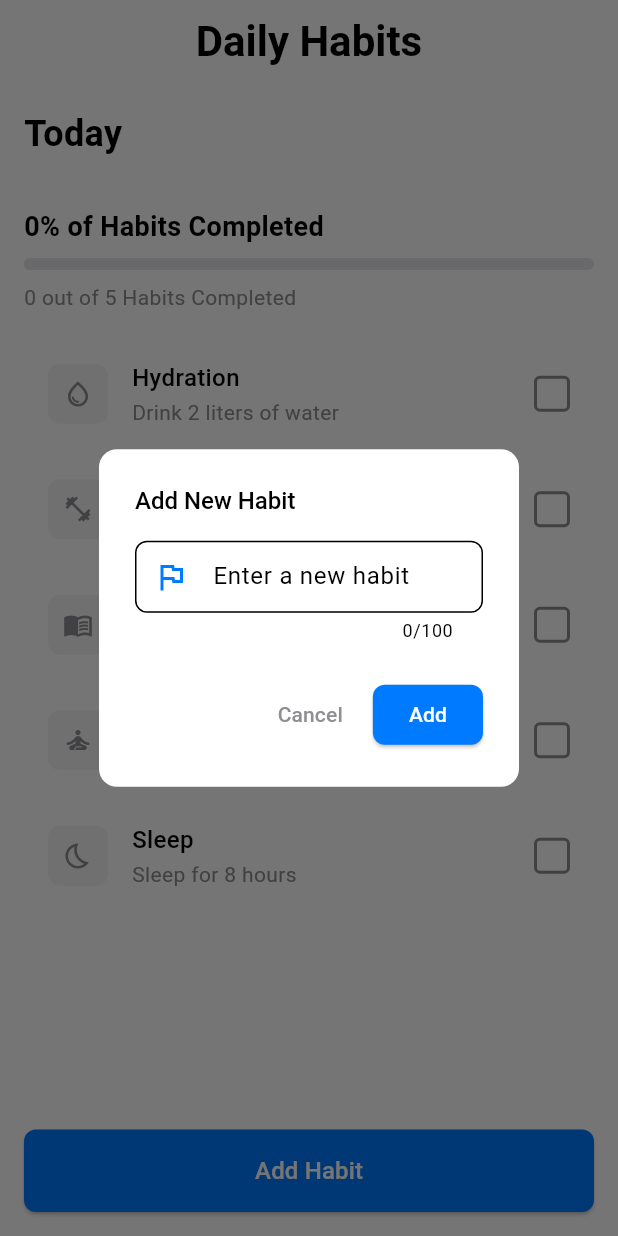
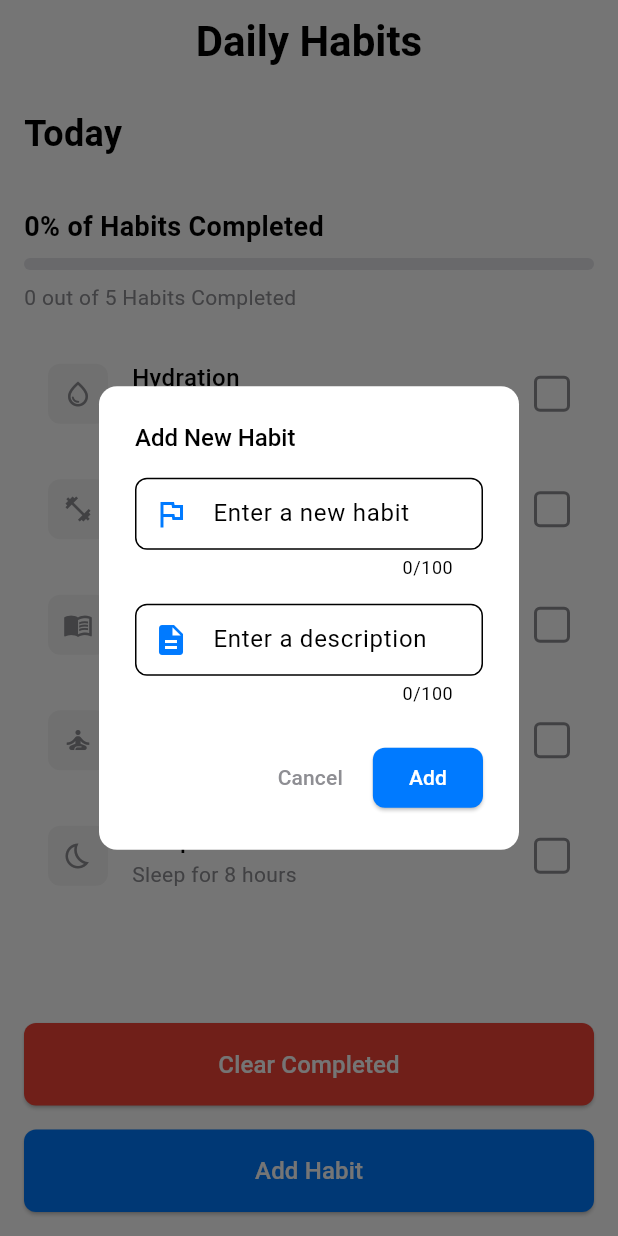
Before and after one commit to spicydino/habbit_trackker_ChangeNetwork, a Flutter app: the screen it shows after launch, after a tap on "Add Habit", on a phone screen of 412 x 824 dp. Run offline on Flutter 3.47's test engine with Material 3 defaults, Android fonts, the phone set to English and light mode, and no system bars.

Commit message:
Add description field to habit and clear completed habits functionality

```diff
--- a/lib/Widgets/add_habbit.dart
+++ b/lib/Widgets/add_habbit.dart
@@ -11,12 +11,14 @@ class AddHabitDialog extends StatefulWidget {
 
 class _AddHabitDialogState extends State<AddHabitDialog> {
   final TextEditingController _textController = TextEditingController();
+  final TextEditingController _textController2 = TextEditingController();
   final GlobalKey<FormState> _formKey = GlobalKey<FormState>();
   bool _isLoading = false;
 
   @override
   void dispose() {
     _textController.dispose();
+    _textController2.dispose();
     super.dispose();
   }
 
@@ -58,6 +60,39 @@ class _AddHabitDialogState extends State<AddHabitDialog> {
                   color: AppConstants.primaryColor,
                 ),
                 counterText: '${_textController.text.length}/${AppConstants.maxHabitLength}',
+              ),
+              maxLength: AppConstants.maxHabitLength,
+              textCapitalization: TextCapitalization.sentences,
+              validator: _validateHabit,
+              onChanged: (value) {
+                setState(() {});
+              },
+              onFieldSubmitted: (_) => _submitHabit(),
+            ),
+            const SizedBox(height: 16),
+            TextFormField(
+              controller: _textController2,
+              decoration: InputDecoration(
+                hintText: "Enter a description",
+                border: OutlineInputBorder(
+                  borderRadius: BorderRadius.circular(
+                    AppConstants.buttonBorderRadius,
+                  ),
+                ),
+                focusedBorder: OutlineInputBorder(
+                  borderRadius: BorderRadius.circular(
+                    AppConstants.buttonBorderRadius,
+                  ),
+                  borderSide: const BorderSide(
+                    color: AppConstants.primaryColor,
+                    width: 2,
+                  ),
+                ),
+                prefixIcon: const Icon(
+                  Icons.description,
+                  color: AppConstants.primaryColor,
+                ),
+                counterText: '${_textController2.text.length}/${AppConstants.maxHabitLength}',
               ),
               maxLength: AppConstants.maxHabitLength,
               textCapitalization: TextCapitalization.sentences,
@@ -124,9 +159,12 @@ class _AddHabitDialogState extends State<AddHabitDialog> {
       await Future.delayed(const Duration(milliseconds: 300));
 
       final habitTitle = _textController.text.trim();
+      final habitDescription = _textController2.text.trim();
+
+      final habit = "$habitTitle $habitDescription";
 
       if (mounted) {
-        Navigator.of(context).pop(habitTitle);
+        Navigator.of(context).pop(habit);
       }
     }
   }
--- a/lib/models/habbit.dart
+++ b/lib/models/habbit.dart
@@ -1,6 +1,4 @@
 // ignore_for_file: public_member_api_docs, sort_constructors_first
-import 'dart:convert';
-
 import 'package:flutter/material.dart';
 
 class Habit {
@@ -67,10 +65,6 @@ class Habit {
     );
   }
 
-  // String toJson() => json.encode(toMap());
-
-  // factory Habit.fromJson(String source) => Habit.fromMap(json.decode(source) as Map<String, dynamic>);
-
   @override
   String toString() {
     return 'Habit(id: $id, title: $title, subtitle: $subtitle, icon: $icon, isCompleted: $isCompleted, createdAt: $createdAt)';
--- a/lib/screens/habit_tracker_screen.dart
+++ b/lib/screens/habit_tracker_screen.dart
@@ -40,16 +40,22 @@ class _HabitTrackerState extends State<HabitTracker> {
     });
   }
 
-  void _addHabit(String title) {
+  void _addHabit(String title, String subtitle) {
     setState(() {
       _habits.add(Habit(
         id: DateTime.now().millisecondsSinceEpoch.toString(),
         title: title,
-        subtitle: 'Custom habit',
+        subtitle: subtitle,
         icon: Icons.flag_outlined,
         isCompleted: false,
         createdAt: DateTime.now(),
       ));
+    });
+  }
+
+  void _clearCompletedHabits() {
+    setState(() {
+      _habits.removeWhere((habit) => habit.isCompleted);
     });
   }
 
@@ -60,7 +66,11 @@ class _HabitTrackerState extends State<HabitTracker> {
     );
 
     if (result != null && result.isNotEmpty) {
-      _addHabit(result);
+      final parts = result.split(' ');
+      final title = parts.isNotEmpty ? parts[0] : '';
+      final subtitle = parts.length > 1 ? parts.sublist(1).join(' ') : '';
+
+      _addHabit(title, subtitle);
     }
   }
 
@@ -167,42 +177,28 @@ class _HabitTrackerState extends State<HabitTracker> {
                     padding: const EdgeInsets.all(16),
                     child: Column(
                       children: [
-                        // Container(
-                        //   padding: const EdgeInsets.symmetric(horizontal: 16, vertical: 12),
-                        //   decoration: BoxDecoration(
-                        //     color: AppConstants.backgroundColor,
-                        //     borderRadius: BorderRadius.circular(8),
-                        //   ),
-                        //   child: Row(
-                        //     children: [
-                        //       const Text(
-                        //         'What',
-                        //         style: TextStyle(
-                        //           fontSize: 16,
-                        //           color: AppConstants.textSecondary,
-                        //         ),
-                        //       ),
-                        //       const SizedBox(width: 8),
-                        //       Expanded(
-                        //         child: TextField(
-                        //           decoration: const InputDecoration(
-                        //             hintText: 'habit do you want to build?',
-                        //             hintStyle: TextStyle(
-                        //               color: AppConstants.textSecondary,
-                        //             ),
-                        //             border: InputBorder.none,
-                        //           ),
-                        //           onSubmitted: (value) {
-                        //             if (value.isNotEmpty) {
-                        //               _addHabit(value);
-                        //             }
-                        //           },
-                        //         ),
-                        //       ),
-                        //     ],
-                        //   ),
-                        // ),
-                        // const SizedBox(height: 16),
+                        SizedBox(
+                          width: double.infinity,
+                          child: ElevatedButton(
+                            onPressed: _clearCompletedHabits,
+                            style: ElevatedButton.styleFrom(
+                              backgroundColor: Colors.red,
+                              foregroundColor: Colors.white,
+                              padding: const EdgeInsets.symmetric(vertical: 16),
+                              shape: RoundedRectangleBorder(
+                                borderRadius: BorderRadius.circular(8),
+                              ),
+                            ),
+                            child: const Text(
+                              'Clear Completed',
+                              style: TextStyle(
+                                fontSize: 16,
+                                fontWeight: FontWeight.w500,
+                              ),
+                            ),
+                          ),
+                        ),
+                        const SizedBox(height: 16),
                         SizedBox(
                           width: double.infinity,
                           child: ElevatedButton(
```
